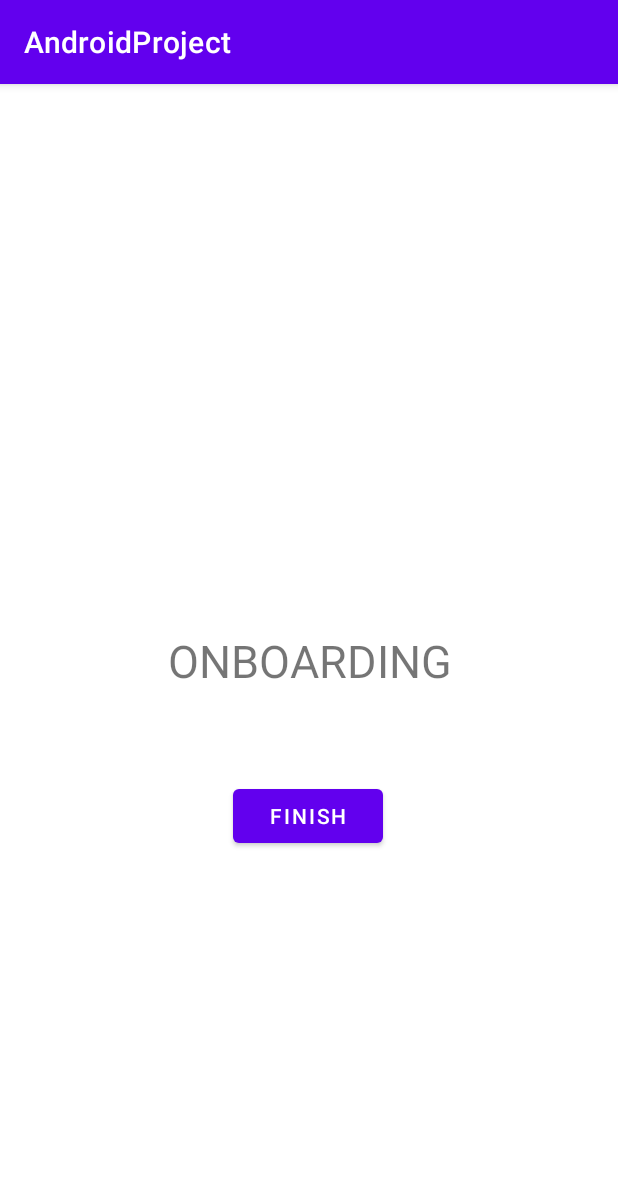
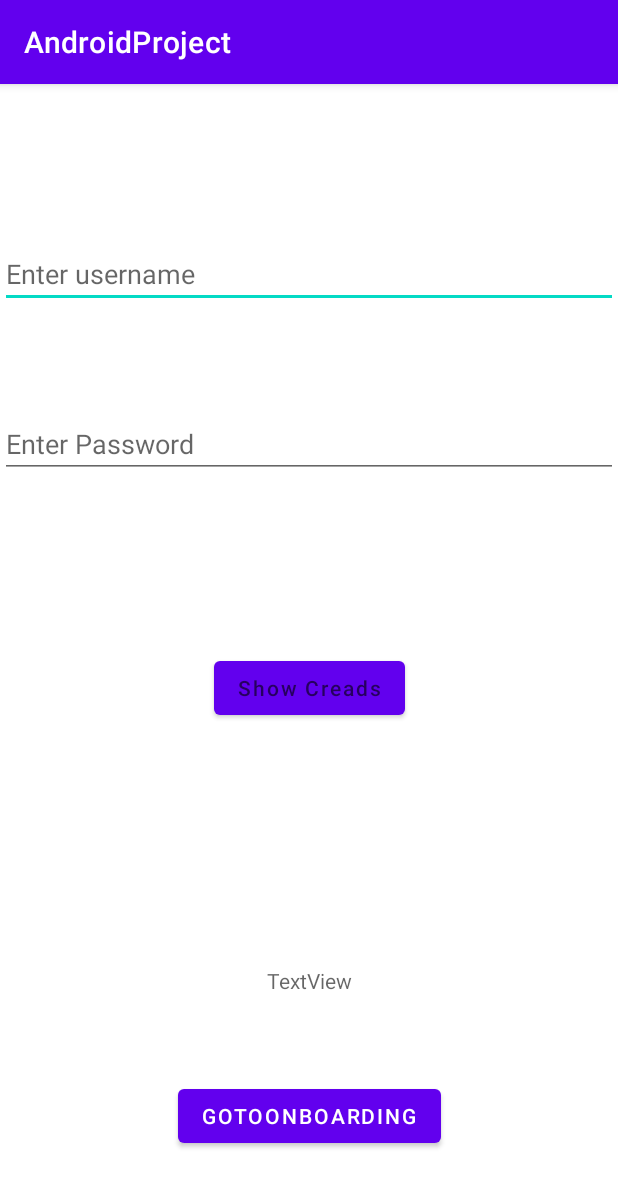
Before and after one commit to IgorBr777/AndroidProject, an Android app: the screen it shows after launch (MainActivity), on a phone screen of 412 x 824 dp. Shown: the top 1187 px of the screen. Run offline under Robolectric (Android 15) with nearby library versions, the phone set to English and light mode, and no system bars; our stand-ins replace data binding.

Commit message:
Lesson24, MVVM, Clean Architecture, DRY

```diff
--- a/app/src/main/java/com/example/androidproject/presentation/view/MainActivity.kt
+++ b/app/src/main/java/com/example/androidproject/presentation/view/MainActivity.kt
@@ -3,6 +3,7 @@ package com.example.androidproject.presentation.view
 import androidx.appcompat.app.AppCompatActivity
 import android.os.Bundle
 import com.example.androidproject.R
+import com.example.androidproject.presentation.view.dataBinding.LoginFragment
 
 class MainActivity : AppCompatActivity() {
     override fun onCreate(savedInstanceState: Bundle?) {
@@ -11,7 +12,7 @@ class MainActivity : AppCompatActivity() {
 
 
         val fragmentTransaction = supportFragmentManager.beginTransaction()
-        fragmentTransaction.add(R.id.activity_container, OnBoardingFragment())
+        fragmentTransaction.add(R.id.activity_container, LoginFragment())
         fragmentTransaction.commit()
     }
 }
--- a/app/src/main/java/com/example/androidproject/presentation/view/OnBoardingViewModel.kt
+++ b/app/src/main/java/com/example/androidproject/presentation/view/OnBoardingViewModel.kt
@@ -10,6 +10,9 @@ class OnBoardingViewModel : ViewModel() {
     private val _nav = MutableLiveData<Unit?>()
     val nav: LiveData<Unit?> = _nav
 
+    val onboardingText = MutableLiveData<String>("default value")
+
+
     fun finishButtonClicked() {
 
 
--- /dev/null
+++ b/app/src/main/java/com/example/androidproject/presentation/view/dataBinding/LoginFragment.kt
@@ -0,0 +1,52 @@
+package com.example.androidproject.presentation.view.dataBinding
+
+import android.os.Bundle
+import android.view.LayoutInflater
+import android.view.View
+import android.view.ViewGroup
+import androidx.fragment.app.Fragment
+import androidx.fragment.app.viewModels
+import com.example.androidproject.databinding.FragmentLoginBinding
+import com.example.androidproject.presentation.view.NavigationExt.fmReplace
+import com.example.androidproject.presentation.view.OnBoardingFragment
+
+
+class LoginFragment : Fragment() {
+
+    private var _binding: FragmentLoginBinding? = null
+    private val binding: FragmentLoginBinding get() = _binding!!
+
+
+    private val viewModel: LoginViewModel by viewModels()
+
+    override fun onCreateView(
+        inflater: LayoutInflater, container: ViewGroup?,
+        savedInstanceState: Bundle?
+    ): View {
+
+        _binding = FragmentLoginBinding.inflate(inflater, container, false)
+        return binding.root
+
+    }
+
+    override fun onViewCreated(view: View, savedInstanceState: Bundle?) {
+        super.onViewCreated(view, savedInstanceState)
+
+        binding.viewModel = viewModel
+        binding.viewHandler =ViewHandler()
+        binding.lifecycleOwner = viewLifecycleOwner
+
+    }
+
+inner class  ViewHandler{
+
+    fun goToTheOnBoarding(){
+
+        fmReplace(parentFragmentManager,OnBoardingFragment(),false)
+
+
+    }
+
+}
+
+}
--- /dev/null
+++ b/app/src/main/java/com/example/androidproject/presentation/view/dataBinding/LoginViewModel.kt
@@ -0,0 +1,28 @@
+package com.example.androidproject.presentation.view.dataBinding
+
+import androidx.lifecycle.MutableLiveData
+import androidx.lifecycle.ViewModel
+
+class LoginViewModel:ViewModel() {
+
+    val userName =MutableLiveData<String>()
+    val userPassword =MutableLiveData<String>()
+
+    val userCreds =MutableLiveData<String>()
+
+    fun showCreds(){
+
+
+        userCreds.value ="${userName.value.toString()}\n${userPassword.value.toString()}"
+
+
+
+
+    }
+
+
+
+
+
+
+}
--- /dev/null
+++ b/app/src/main/res/layout/fragment_login.xml
@@ -0,0 +1,85 @@
+<?xml version="1.0" encoding="utf-8"?>
+<layout
+    xmlns:android="http://schemas.android.com/apk/res/android"
+    xmlns:app="http://schemas.android.com/apk/res-auto"
+    xmlns:tools="http://schemas.android.com/tools"
+
+    >
+    <data>
+
+        <variable
+            name="viewModel"
+            type="com.example.androidproject.presentation.view.dataBinding.LoginViewModel" />
+
+        <variable
+            name="viewHandler"
+            type="com.example.androidproject.presentation.view.dataBinding.LoginFragment.ViewHandler" />
+    </data>
+
+
+<androidx.constraintlayout.widget.ConstraintLayout
+    android:layout_width="match_parent"
+    android:layout_height="match_parent"
+    tools:context=".presentation.view.dataBinding.LoginFragment">
+
+
+    <EditText
+        android:id="@+id/et_UserName"
+        android:layout_width="match_parent"
+        android:layout_height="wrap_content"
+        android:layout_marginTop="104dp"
+android:text="@={viewModel.userName}"
+        android:hint="Enter username"
+        app:layout_constraintEnd_toEndOf="parent"
+        app:layout_constraintStart_toStartOf="parent"
+        app:layout_constraintTop_toTopOf="parent" />
+
+    <EditText
+        android:id="@+id/et_UserPassword"
+        android:layout_width="match_parent"
+        android:layout_height="wrap_content"
+        android:layout_marginTop="68dp"
+        android:text="@={viewModel.userPassword}"
+        android:hint="Enter Password"
+        app:layout_constraintEnd_toEndOf="parent"
+        app:layout_constraintHorizontal_bias="0.0"
+        app:layout_constraintStart_toStartOf="parent"
+        app:layout_constraintTop_toBottomOf="@+id/et_UserName" />
+
+    <Button
+        android:id="@+id/btnShowCreds"
+        android:layout_width="wrap_content"
+        android:layout_height="wrap_content"
+        android:layout_marginTop="116dp"
+        android:hint="Show Creads"
+
+        android:onClick="@{()->viewModel.showCreds()}"
+        app:layout_constraintEnd_toEndOf="parent"
+        app:layout_constraintStart_toStartOf="parent"
+        app:layout_constraintTop_toBottomOf="@+id/et_UserPassword" />
+
+    <TextView
+        android:id="@+id/tv_userName"
+        android:layout_width="wrap_content"
+        android:layout_height="wrap_content"
+        android:hint="TextView"
+        android:text="@={viewModel.userCreds}"
+        app:layout_constraintBottom_toBottomOf="parent"
+        app:layout_constraintEnd_toEndOf="parent"
+        app:layout_constraintStart_toStartOf="parent"
+        app:layout_constraintTop_toBottomOf="@+id/btnShowCreds" />
+
+    <Button
+        android:id="@+id/btn_GoToOnBoarding"
+        android:layout_width="wrap_content"
+        android:layout_height="wrap_content"
+        android:text="GoToOnBoarding"
+android:onClick="@{()->viewHandler.goToTheOnBoarding()}"
+        app:layout_constraintBottom_toBottomOf="parent"
+        app:layout_constraintEnd_toEndOf="parent"
+        app:layout_constraintStart_toStartOf="parent"
+        app:layout_constraintTop_toBottomOf="@+id/tv_userName" />
+
+
+</androidx.constraintlayout.widget.ConstraintLayout>
+</layout>
--- a/app/src/main/res/layout/fragment_on_boarding.xml
+++ b/app/src/main/res/layout/fragment_on_boarding.xml
@@ -25,7 +25,7 @@
             android:layout_width="match_parent"
             android:layout_height="wrap_content"
             android:gravity="center"
-            android:text="ONBOARDING"
+            android:text="@={viewModel.onboardingText}"
             android:textSize="30sp"
             app:layout_constraintBottom_toBottomOf="parent"
             app:layout_constraintEnd_toEndOf="parent"
```
